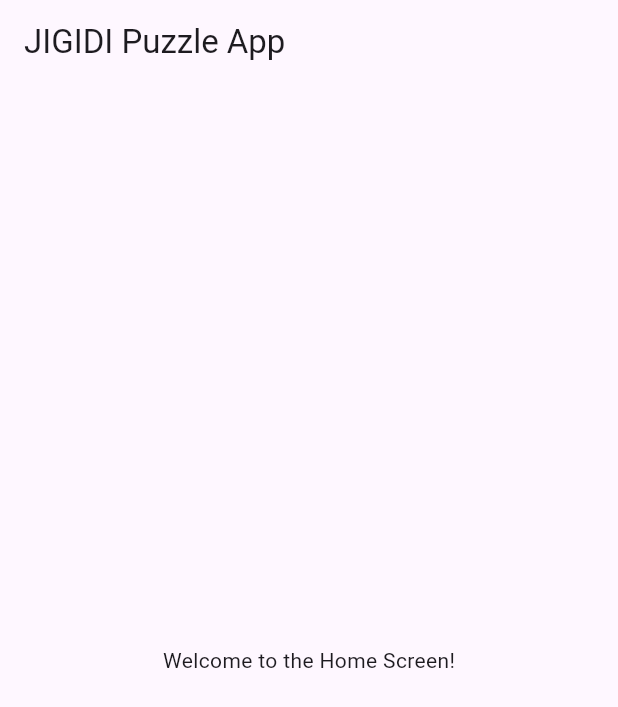
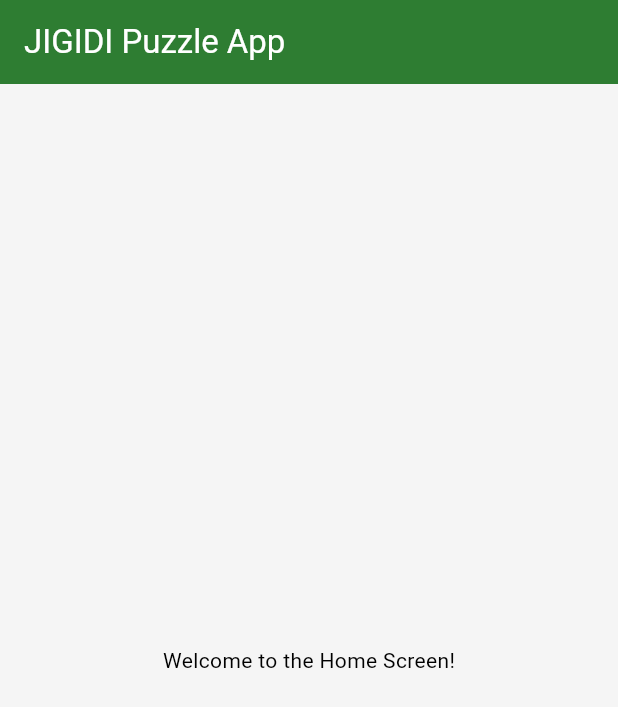
Before and after one commit to AaronPeterOcen/jigidi_flutter, a Flutter app: the screen it shows after launch, on a phone screen of 412 x 824 dp. Shown: the top 707 px of the screen. Run offline on Flutter 3.47's test engine with Material 3 defaults, Android fonts, the phone set to English and light mode, and no system bars.

Commit message:
working on app theme file

```diff
--- a/lib/main.dart
+++ b/lib/main.dart
@@ -1,5 +1,6 @@
 import 'package:flutter/material.dart';
 import 'screens/home_screen.dart';
+import 'theme/app_theme.dart';
 
 void main() {
   runApp(const MyApp());
@@ -11,12 +12,11 @@
   @override
   Widget build(BuildContext context) {
     return MaterialApp(
-      title: 'Jigidi Demo',
-      theme: ThemeData(
-        colorScheme: ColorScheme.fromSeed(seedColor: Colors.deepPurple),
-        useMaterial3: true,
-      ),
+      title: 'Jigidi Widget',
+      theme: AppTheme.lightTheme,
+      darkTheme: AppTheme.darkTheme,
       home: const HomeScreen(),
+      routes: {'/home': (context) => const HomeScreen()},
     );
   }
 }
--- /dev/null
+++ b/lib/screens/category_screen.dart
@@ -0,0 +1,15 @@
+import 'package:flutter/material.dart';
+
+class CategoryScreen extends StatefulWidget {
+  const CategoryScreen({super.key});
+
+  @override
+  State<CategoryScreen> createState() => _CategoryScreenState();
+}
+
+class _CategoryScreenState extends State<CategoryScreen> {
+  @override
+  Widget build(BuildContext context) {
+    return Container();
+  }
+}
--- /dev/null
+++ b/lib/screens/puzzle_screen.dart
@@ -0,0 +1,15 @@
+import 'package:flutter/material.dart';
+
+class PuzzleScreen extends StatefulWidget {
+  const PuzzleScreen({super.key});
+
+  @override
+  State<PuzzleScreen> createState() => _PuzzleScreenState();
+}
+
+class _PuzzleScreenState extends State<PuzzleScreen> {
+  @override
+  Widget build(BuildContext context) {
+    return Container();
+  }
+}
--- /dev/null
+++ b/lib/theme/app_theme.dart
@@ -0,0 +1,50 @@
+import 'package:flutter/material.dart';
+
+class AppTheme {
+  static const Color primaryColor = Color(0xFF2E7D32);
+  static const Color secondaryColor = Color(0xFF4CAF50);
+  static const Color accentColor = Color(0xFF81C784);
+  static const Color backgroundColor = Color(0xFFF5F5F5);
+  static const Color puzzleBackground = Color(0xFFEEEEEE);
+
+  static ThemeData lightTheme = ThemeData(
+    primaryColor: primaryColor,
+    colorScheme: ColorScheme.light(
+      primary: primaryColor,
+      secondary: secondaryColor,
+      surface: backgroundColor,
+    ),
+    scaffoldBackgroundColor: backgroundColor,
+    appBarTheme: const AppBarTheme(
+      backgroundColor: primaryColor,
+      foregroundColor: Colors.white,
+      elevation: 2,
+    ),
+    cardTheme: CardThemeData(
+      elevation: 2,
+      shape: RoundedRectangleBorder(borderRadius: BorderRadius.circular(12)),
+    ),
+    elevatedButtonTheme: ElevatedButtonThemeData(
+      style: ElevatedButton.styleFrom(
+        backgroundColor: primaryColor,
+        foregroundColor: Colors.white,
+        padding: const EdgeInsets.symmetric(horizontal: 24, vertical: 12),
+        shape: RoundedRectangleBorder(borderRadius: BorderRadius.circular(8)),
+      ),
+    ),
+  );
+
+  static ThemeData darkTheme = ThemeData(
+    primaryColor: primaryColor,
+    colorScheme: ColorScheme.dark(
+      primary: primaryColor,
+      secondary: secondaryColor,
+      background: const Color(0xFF121212),
+    ),
+    scaffoldBackgroundColor: const Color(0xFF121212),
+    appBarTheme: const AppBarTheme(
+      backgroundColor: Color(0xFF1E1E1E),
+      elevation: 2,
+    ),
+  );
+}
```
